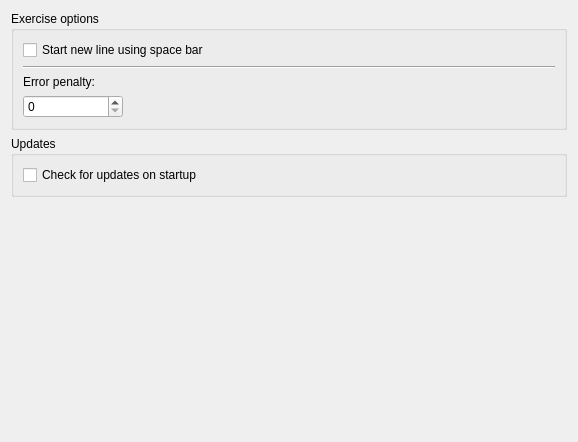
First picture: the form in ui/options/behavior.ui, repository Open-Typer/Open-Typer, before the edit.
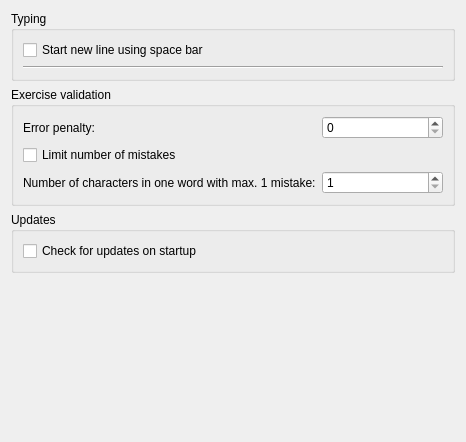
Second picture: the form after the edit.

Commit message: options: behavior: Add mistake limit

Diff of the .ui file:
```diff
--- a/ui/options/behavior.ui
+++ b/ui/options/behavior.ui
@@ -6,14 +6,30 @@
    <rect>
     <x>0</x>
     <y>0</y>
-    <width>578</width>
+    <width>466</width>
     <height>442</height>
    </rect>
   </property>
+  <property name="sizePolicy">
+   <sizepolicy hsizetype="Preferred" vsizetype="Preferred">
+    <horstretch>0</horstretch>
+    <verstretch>0</verstretch>
+   </sizepolicy>
+  </property>
   <property name="windowTitle">
    <string notr="true"/>
   </property>
   <layout class="QGridLayout" name="gridLayout">
+   <item row="3" column="0">
+    <widget class="QFrame" name="emptySpace">
+     <property name="frameShape">
+      <enum>QFrame::NoFrame</enum>
+     </property>
+     <property name="frameShadow">
+      <enum>QFrame::Plain</enum>
+     </property>
+    </widget>
+   </item>
    <item row="0" column="0">
     <widget class="QGroupBox" name="exerciseOptionsBox">
      <property name="sizePolicy">
@@ -23,7 +39,7 @@
       </sizepolicy>
      </property>
      <property name="title">
-      <string>Exercise options</string>
+      <string>Typing</string>
      </property>
      <layout class="QVBoxLayout" name="verticalLayout">
       <item>
@@ -46,49 +62,10 @@
         </property>
        </widget>
       </item>
-      <item>
-       <widget class="QLabel" name="errorPenaltyLabel">
-        <property name="sizePolicy">
-         <sizepolicy hsizetype="Maximum" vsizetype="Fixed">
-          <horstretch>0</horstretch>
-          <verstretch>0</verstretch>
-         </sizepolicy>
-        </property>
-        <property name="maximumSize">
-         <size>
-          <width>16777215</width>
-          <height>23</height>
-         </size>
-        </property>
-        <property name="text">
-         <string>Error penalty:</string>
-        </property>
-       </widget>
-      </item>
-      <item>
-       <widget class="QSpinBox" name="errorPenaltyBox">
-        <property name="maximumSize">
-         <size>
-          <width>100</width>
-          <height>16777215</height>
-         </size>
-        </property>
-       </widget>
-      </item>
      </layout>
     </widget>
    </item>
    <item row="2" column="0">
-    <widget class="QFrame" name="emptySpace">
-     <property name="frameShape">
-      <enum>QFrame::NoFrame</enum>
-     </property>
-     <property name="frameShadow">
-      <enum>QFrame::Plain</enum>
-     </property>
-    </widget>
-   </item>
-   <item row="1" column="0">
     <widget class="QGroupBox" name="updatesBox">
      <property name="sizePolicy">
       <sizepolicy hsizetype="Preferred" vsizetype="Fixed">
@@ -110,6 +87,80 @@
      </layout>
     </widget>
    </item>
+   <item row="1" column="0">
+    <widget class="QGroupBox" name="validationBox">
+     <property name="sizePolicy">
+      <sizepolicy hsizetype="Preferred" vsizetype="Fixed">
+       <horstretch>0</horstretch>
+       <verstretch>0</verstretch>
+      </sizepolicy>
+     </property>
+     <property name="title">
+      <string>Exercise validation</string>
+     </property>
+     <layout class="QFormLayout" name="formLayout">
+      <item row="1" column="0">
+       <widget class="QLabel" name="errorPenaltyLabel">
+        <property name="sizePolicy">
+         <sizepolicy hsizetype="Maximum" vsizetype="Fixed">
+          <horstretch>0</horstretch>
+          <verstretch>0</verstretch>
+         </sizepolicy>
+        </property>
+        <property name="maximumSize">
+         <size>
+          <width>16777215</width>
+          <height>23</height>
+         </size>
+        </property>
+        <property name="text">
+         <string>Error penalty:</string>
+        </property>
+       </widget>
+      </item>
+      <item row="1" column="1">
+       <widget class="QSpinBox" name="errorPenaltyBox">
+        <property name="sizePolicy">
+         <sizepolicy hsizetype="Minimum" vsizetype="Fixed">
+          <horstretch>0</horstretch>
+          <verstretch>0</verstretch>
+         </sizepolicy>
+        </property>
+       </widget>
+      </item>
+      <item row="3" column="0">
+       <widget class="QLabel" name="mistakeCharsLabel">
+        <property name="text">
+         <string>Number of characters in one word with max. 1 mistake:</string>
+        </property>
+       </widget>
+      </item>
+      <item row="3" column="1">
+       <widget class="QSpinBox" name="mistakeCharsBox">
+        <property name="sizePolicy">
+         <sizepolicy hsizetype="Minimum" vsizetype="Fixed">
+          <horstretch>0</horstretch>
+          <verstretch>0</verstretch>
+         </sizepolicy>
+        </property>
+        <property name="minimum">
+         <number>1</number>
+        </property>
+        <property name="maximum">
+         <number>100</number>
+        </property>
+       </widget>
+      </item>
+      <item row="2" column="0">
+       <widget class="QCheckBox" name="mistakeLimitCheckBox">
+        <property name="text">
+         <string>Limit number of mistakes</string>
+        </property>
+       </widget>
+      </item>
+     </layout>
+    </widget>
+   </item>
   </layout>
  </widget>
  <resources/>
```
The commit also changes 2 other files.
